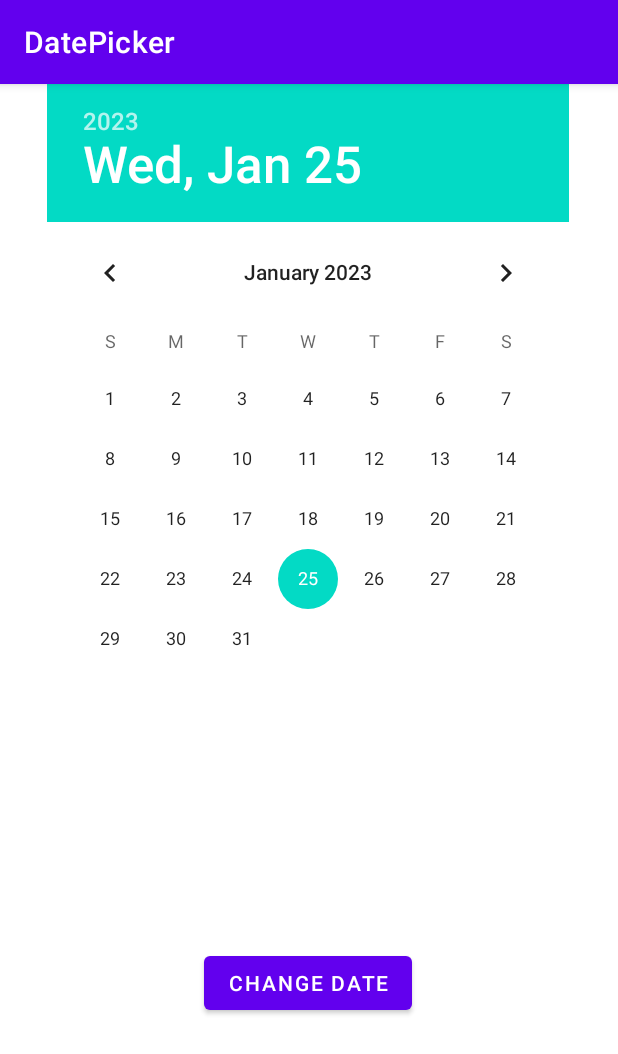
After one commit to rajesh-pujari-improve10x/Android-Widgets, an Android app: the DatePickerActivity screen opened directly, with no data from a screen before it, on a phone screen of 412 x 824 dp. The commit adds this screen. Shown: the top 1054 px of the screen. Run offline under Robolectric (Android 15) with nearby library versions, the phone set to English and light mode, and no system bars.

Commit message:
I Created DatePickerActivity to implemented the Functionality

```diff
--- /dev/null
+++ b/app/src/main/java/com/improve10x/myapplication/DatePickerActivity.java
@@ -0,0 +1,31 @@
+package com.improve10x.myapplication;
+
+import androidx.appcompat.app.AppCompatActivity;
+
+import android.os.Bundle;
+import android.widget.Toast;
+
+import com.improve10x.myapplication.databinding.ActivityDatePickerBinding;
+
+public class DatePickerActivity extends AppCompatActivity {
+
+    private ActivityDatePickerBinding binding;
+
+    @Override
+    protected void onCreate(Bundle savedInstanceState) {
+        super.onCreate(savedInstanceState);
+        binding = ActivityDatePickerBinding.inflate(getLayoutInflater());
+        setContentView(binding.getRoot());
+        getSupportActionBar().setTitle("DatePicker");
+        handleChangeDate();
+    }
+
+    private void handleChangeDate() {
+        binding.changeDateBtn.setOnClickListener(view -> {
+            int month = binding.datePickerDp.getMonth() + 1;
+            int dayOfMonth = binding.datePickerDp.getDayOfMonth();
+            int year = binding.datePickerDp.getYear();
+            Toast.makeText(this, String.valueOf(dayOfMonth) + "/" + String.valueOf(month) + "/" + String.valueOf(year), Toast.LENGTH_SHORT).show();
+        });
+    }
+}
--- /dev/null
+++ b/app/src/main/res/layout/activity_date_picker.xml
@@ -0,0 +1,28 @@
+<?xml version="1.0" encoding="utf-8"?>
+<androidx.constraintlayout.widget.ConstraintLayout xmlns:android="http://schemas.android.com/apk/res/android"
+    xmlns:app="http://schemas.android.com/apk/res-auto"
+    xmlns:tools="http://schemas.android.com/tools"
+    android:layout_width="match_parent"
+    android:layout_height="match_parent"
+    tools:context=".DatePickerActivity">
+
+    <DatePicker
+        android:id="@+id/date_picker_dp"
+        android:layout_width="wrap_content"
+        android:layout_height="wrap_content"
+        android:layout_centerHorizontal="true"
+        app:layout_constraintEnd_toEndOf="parent"
+        app:layout_constraintHorizontal_bias="0.491"
+        app:layout_constraintStart_toStartOf="parent"
+        app:layout_constraintTop_toTopOf="parent" />
+
+    <Button
+        android:id="@+id/change_date_btn"
+        android:layout_width="wrap_content"
+        android:layout_height="wrap_content"
+        android:text="Change Date"
+        app:layout_constraintBottom_toBottomOf="parent"
+        app:layout_constraintEnd_toEndOf="@+id/date_picker_dp"
+        app:layout_constraintStart_toStartOf="@+id/date_picker_dp"
+        app:layout_constraintTop_toBottomOf="@+id/date_picker_dp" />
+</androidx.constraintlayout.widget.ConstraintLayout>
```
Also changed, not shown: app/src/main/AndroidManifest.xml (+7 -0 lines), app/src/main/java/com/improve10x/myapplication/MainActivity.java (+9 -0 lines), app/src/main/res/layout/activity_main.xml (+10 -0 lines).
